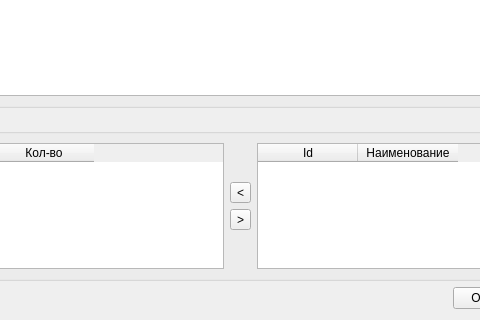
Balyaev-D-A/MFDB, file defectform.ui: the form before one commit; both pictures show x 330 to 810 and y 438 to 758 of the 960 by 758 pixel window.
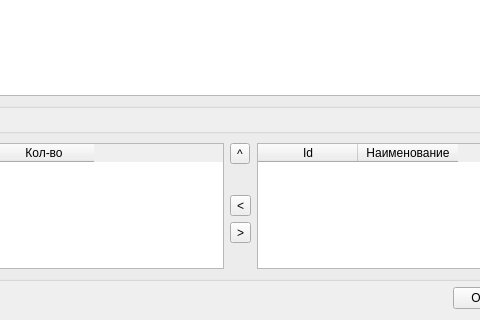
The form after the commit. Icons and pictures are not drawn. Custom widgets are drawn as their Qt base class.

The edit to the form file:
```diff
--- a/defectform.ui
+++ b/defectform.ui
@@ -465,6 +465,13 @@
       </item>
       <item>
        <layout class="QVBoxLayout" name="verticalLayout_2">
+        <item>
+         <widget class="QToolButton" name="fillButton">
+          <property name="text">
+           <string>^</string>
+          </property>
+         </widget>
+        </item>
         <item>
          <spacer name="verticalSpacer">
           <property name="orientation">
```
